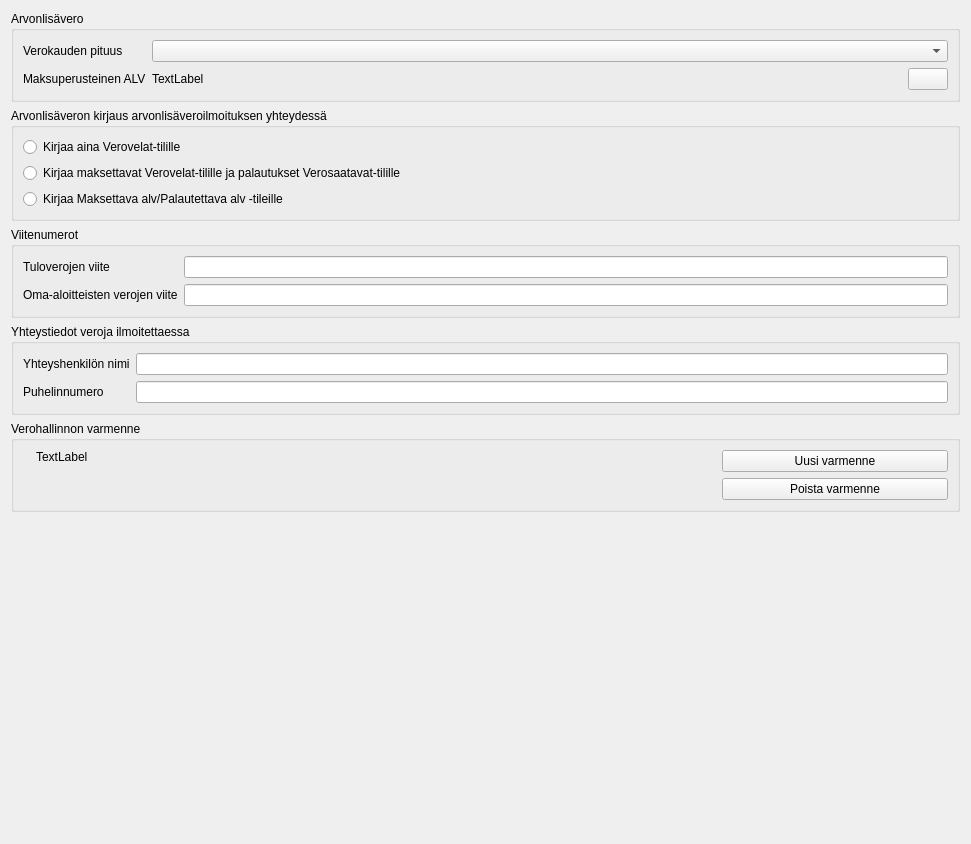
artoh/kitupiikki, file kitsas/maaritys/veromaaritys.ui: the form before one commit.
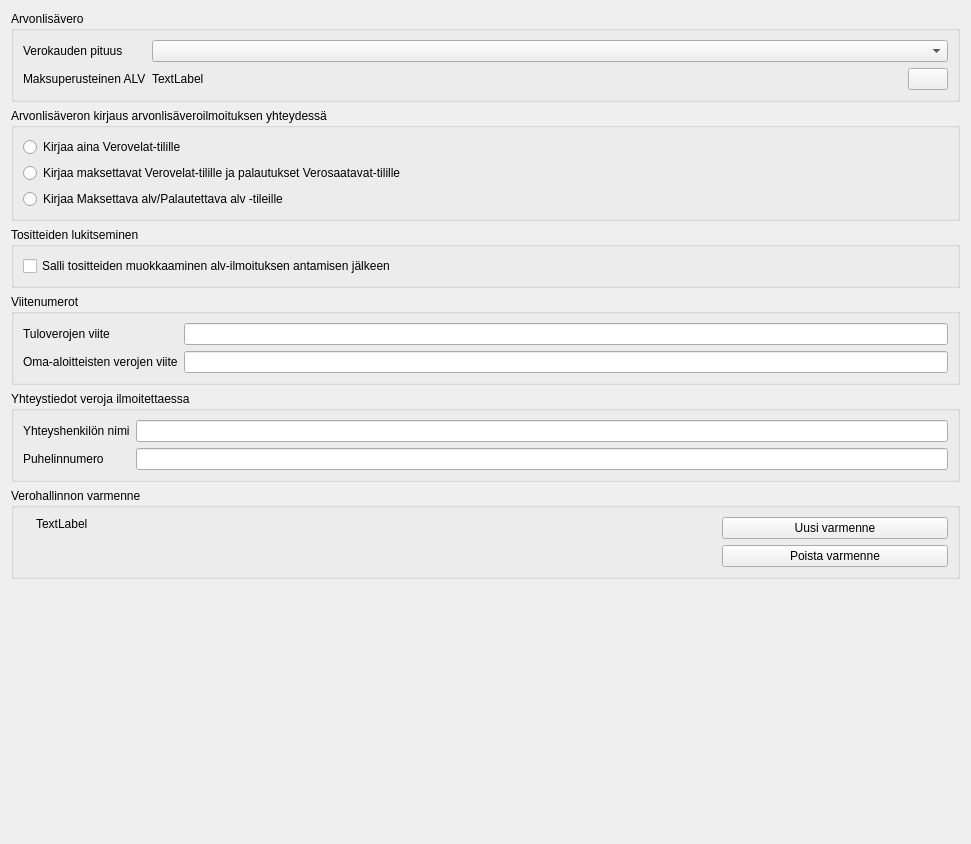
The form after the commit. Icons and pictures are not drawn.

What changed in the file:
```diff
--- a/kitsas/maaritys/veromaaritys.ui
+++ b/kitsas/maaritys/veromaaritys.ui
@@ -101,6 +101,25 @@
      </layout>
     </widget>
    </item>
+   <item>
+    <widget class="QGroupBox" name="groupBox_5">
+     <property name="title">
+      <string>Tositteiden lukitseminen</string>
+     </property>
+     <layout class="QVBoxLayout" name="verticalLayout_4">
+      <item>
+       <widget class="QCheckBox" name="ohitaLukkoCheck">
+        <property name="text">
+         <string>Salli tositteiden muokkaaminen alv-ilmoituksen antamisen jälkeen</string>
+        </property>
+        <property name="Asetus" stdset="0">
+         <string notr="true">OhitaAlvLukko</string>
+        </property>
+       </widget>
+      </item>
+     </layout>
+    </widget>
+   </item>
    <item>
     <widget class="QGroupBox" name="groupBox_3">
      <property name="title">
```
Left out of the diff: 14 changed lines with no effect on the pictures.
